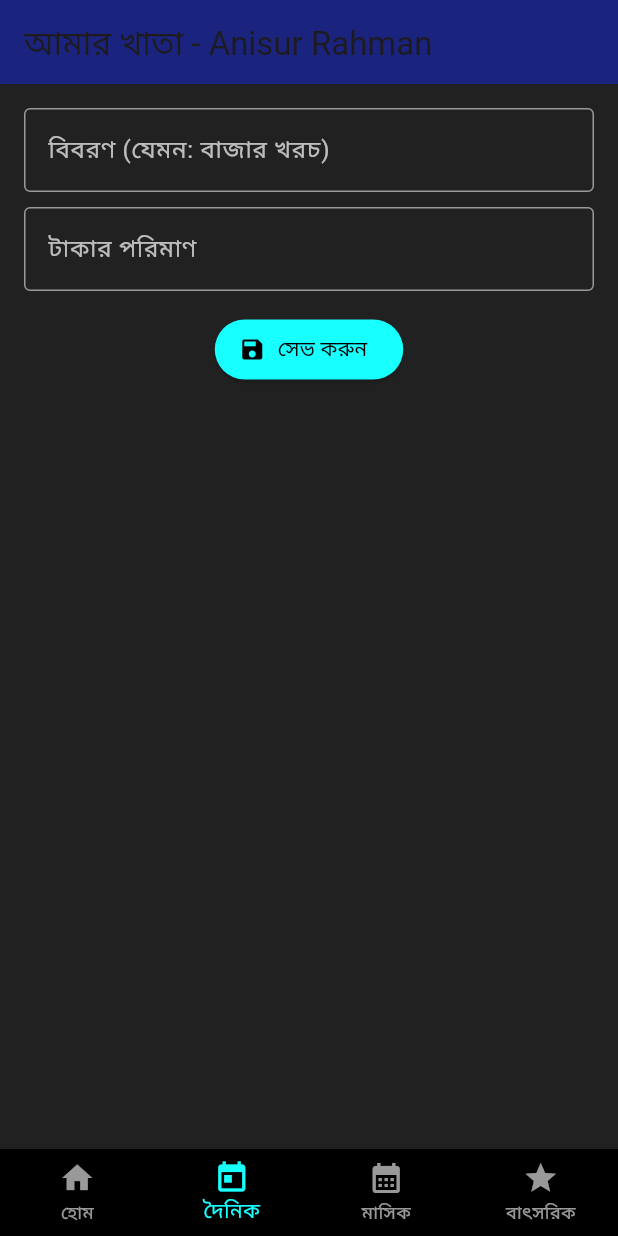
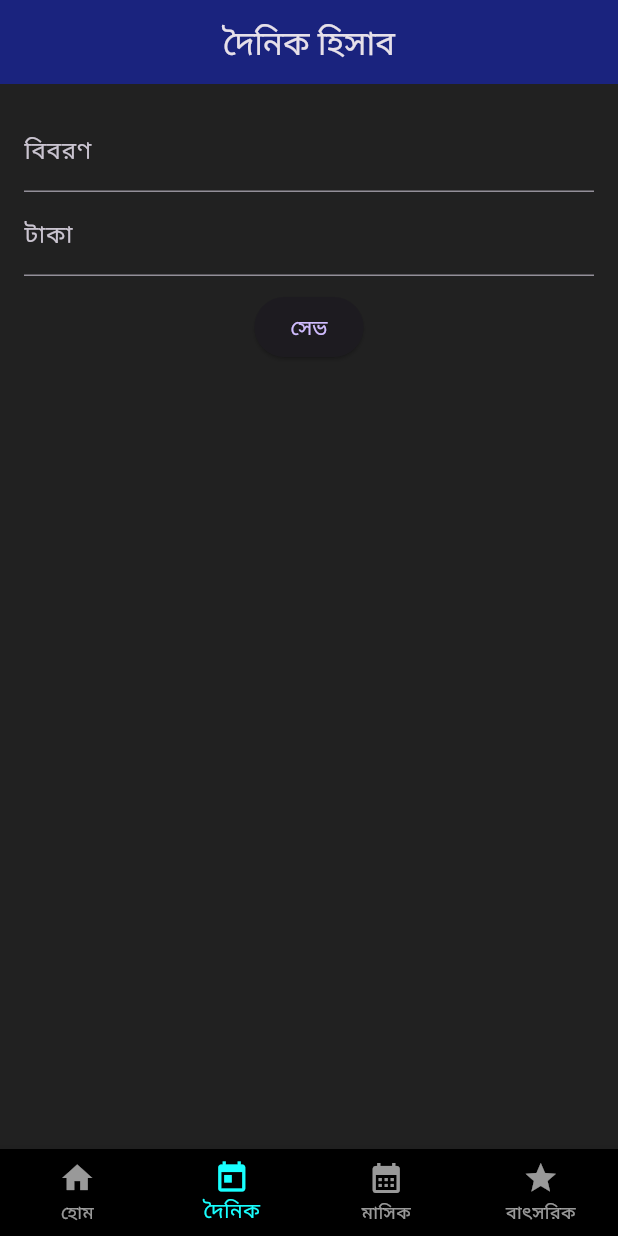
Before and after one commit to anisurrahaman768472-design/ledger-app, a Flutter app: the screen it shows after launch, on a phone screen of 412 x 824 dp. Run offline on Flutter 3.47's test engine with Material 3 defaults, Android fonts, the phone set to English and light mode, and no system bars.

Commit message:
Update main.dart

```diff
--- a/lib/main.dart
+++ b/lib/main.dart
@@ -9,9 +9,13 @@ class MyApp extends StatelessWidget {
 
   @override
   Widget build(BuildContext context) {
-    return const MaterialApp(
+    return MaterialApp(
       debugShowCheckedModeBanner: false,
-      home: HomeScreen(),
+      theme: ThemeData.dark().copyWith(
+        scaffoldBackgroundColor: Colors.grey[900],
+        appBarTheme: AppBarTheme(backgroundColor: Colors.indigo.shade900),
+      ),
+      home: const HomeScreen(),
     );
   }
 }
@@ -24,16 +28,18 @@ class HomeScreen extends StatefulWidget {
 }
 
 class _HomeScreenState extends State<HomeScreen> {
-  int _currentIndex = 1;
+  int _currentIndex = 1; // দৈনিক ট্যাব ডিফল্ট
 
   final TextEditingController _titleController = TextEditingController();
   final TextEditingController _amountController = TextEditingController();
-  final List<Map<String, String>> _dailyTransactions = [];
+  final List<Map<String, String>> _transactions = [];
+
+  final List<String> _titles = ["হোম", "দৈনিক হিসাব", "মাসিক হিসাব", "বাৎসরিক হিসাব"];
 
   void _addTransaction() {
     if (_titleController.text.isNotEmpty && _amountController.text.isNotEmpty) {
       setState(() {
-        _dailyTransactions.add({
+        _transactions.add({
           "title": _titleController.text,
           "amount": _amountController.text,
         });
@@ -45,96 +51,27 @@ class _HomeScreenState extends State<HomeScreen> {
 
   @override
   Widget build(BuildContext context) {
-    final List<Widget> pages = [
-      const Center(child: Text("হোম পেজ", style: TextStyle(color: Colors.white, fontSize: 20))),
-      Padding(
-        padding: const EdgeInsets.all(16.0),
-        child: Column(
-          children: [
-            TextField(
-              controller: _titleController,
-              style: const TextStyle(color: Colors.white),
-              decoration: const InputDecoration(
-                labelText: "বিবরণ (যেমন: বাজার খরচ)",
-                labelStyle: TextStyle(color: Colors.white70),
-                enabledBorder: OutlineInputBorder(borderSide: BorderSide(color: Colors.white54)),
-                focusedBorder: OutlineInputBorder(borderSide: BorderSide(color: Colors.cyanAccent)),
-              ),
-            ),
-            const SizedBox(height: 10),
-            TextField(
-              controller: _amountController,
-              keyboardType: TextInputType.number,
-              style: const TextStyle(color: Colors.white),
-              decoration: const InputDecoration(
-                labelText: "টাকার পরিমাণ",
-                labelStyle: TextStyle(color: Colors.white70),
-                enabledBorder: OutlineInputBorder(borderSide: BorderSide(color: Colors.white54)),
-                focusedBorder: OutlineInputBorder(borderSide: BorderSide(color: Colors.cyanAccent)),
-              ),
-            ),
-            const SizedBox(height: 15),
-            ElevatedButton.icon(
-              onPressed: _addTransaction,
-              icon: const Icon(Icons.save),
-              label: const Text("সেভ করুন"),
-              style: ElevatedButton.styleFrom(
-                backgroundColor: Colors.cyanAccent,
-                foregroundColor: Colors.black,
-              ),
-            ),
-            const SizedBox(height: 20),
-            Expanded(
-              child: ListView.builder(
-                itemCount: _dailyTransactions.length,
-                itemBuilder: (context, index) {
-                  return Card(
-                    color: Colors.indigo.shade800,
-                    child: ListTile(
-                      title: Text(
-                        _dailyTransactions[index]["title"]!,
-                        style: const TextStyle(color: Colors.white),
-                      ),
-                      trailing: Text(
-                        "৳ ${_dailyTransactions[index]["amount"]!}",
-                        style: const TextStyle(
-                          color: Colors.cyanAccent,
-                          fontWeight: FontWeight.bold,
-                        ),
-                      ),
-                    ),
-                  );
-                },
-              ),
-            ),
-          ],
-        ),
-      ),
-      const Center(child: Text("মাসিক হিসাব", style: TextStyle(color: Colors.white, fontSize: 20))),
-      const Center(child: Text("বাৎসরিক হিসাব", style: TextStyle(color: Colors.white, fontSize: 20))),
-    ];
-
     return Scaffold(
-      backgroundColor: Colors.grey[900],
       appBar: AppBar(
-        title: const Text("আমার খাতা - Anisur Rahman"),
-        backgroundColor: Colors.indigo.shade900,
+        title: Text(_titles[_currentIndex]), // ট্যাব অনুযায়ী টাইটেল পরিবর্তন হবে
+        centerTitle: true,
       ),
       body: IndexedStack(
         index: _currentIndex,
-        children: pages,
+        children: [
+          const Center(child: Text("হোম পেজ")),
+          _buildDailyPage(),
+          const Center(child: Text("মাসিক হিসাব")),
+          const Center(child: Text("বাৎসরিক হিসাব")),
+        ],
       ),
       bottomNavigationBar: BottomNavigationBar(
         currentIndex: _currentIndex,
-        backgroundColor: Colors.black,
+        type: BottomNavigationBarType.fixed,
         selectedItemColor: Colors.cyanAccent,
         unselectedItemColor: Colors.white60,
-        type: BottomNavigationBarType.fixed,
-        onTap: (index) {
-          setState(() {
-            _currentIndex = index;
-          });
-        },
+        backgroundColor: Colors.black,
+        onTap: (index) => setState(() => _currentIndex = index),
         items: const [
           BottomNavigationBarItem(icon: Icon(Icons.home), label: "হোম"),
           BottomNavigationBarItem(icon: Icon(Icons.today), label: "দৈনিক"),
@@ -144,4 +81,24 @@ class _HomeScreenState extends State<HomeScreen> {
       ),
     );
   }
+
+  Widget _buildDailyPage() {
+    return Padding(
+      padding: const EdgeInsets.all(16.0),
+      child: Column(
+        children: [
+          TextField(controller: _titleController, decoration: const InputDecoration(labelText: "বিবরণ")),
+          TextField(controller: _amountController, decoration: const InputDecoration(labelText: "টাকা"), keyboardType: TextInputType.number),
+          const SizedBox(height: 10),
+          ElevatedButton(onPressed: _addTransaction, child: const Text("সেভ")),
+          Expanded(
+            child: ListView.builder(
+              itemCount: _transactions.length,
+              itemBuilder: (ctx, i) => Card(child: ListTile(title: Text(_transactions[i]['title']!), trailing: Text("${_transactions[i]['amount']} টাকা"))),
+            ),
+          )
+        ],
+      ),
+    );
+  }
 }
```
